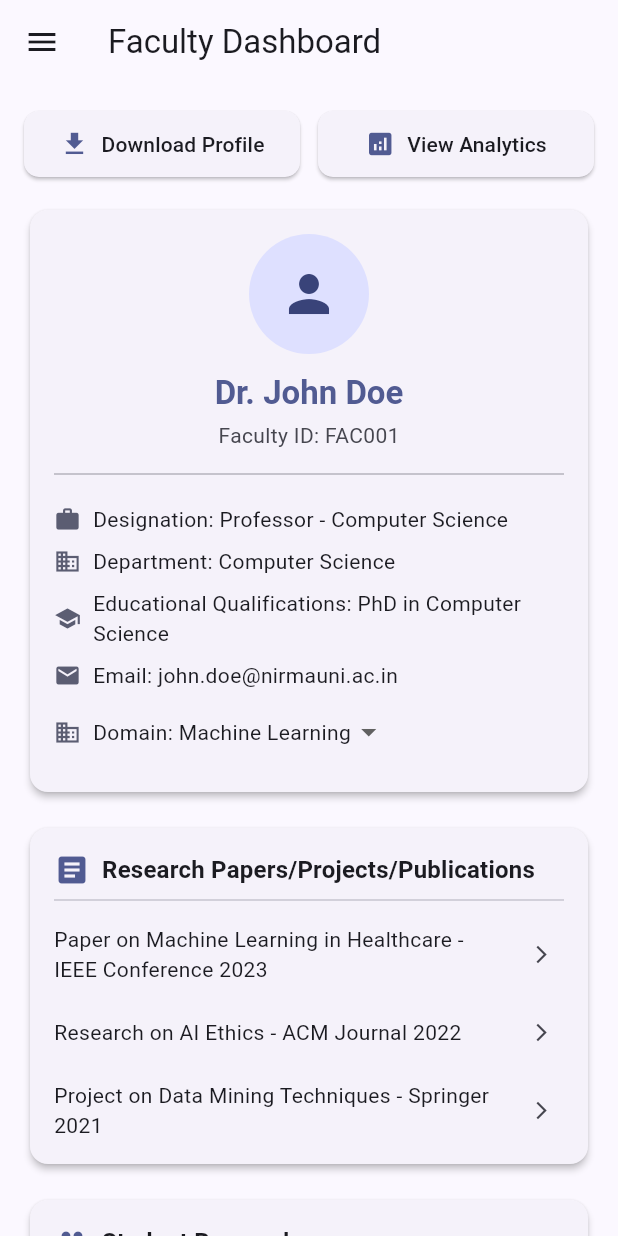
After one commit to dweep-desai/SIH-2025, a Flutter app: the FacultyDashboardPage screen opened directly, on a phone screen of 412 x 824 dp. The commit adds this screen. Run offline on Flutter 3.47's test engine with Material 3 defaults, Android fonts, the phone set to English and light mode, and no system bars.

Commit message:
faculty landing page created (basic)

```diff
--- /dev/null
+++ b/lib/pages/faculty_dashboard_page.dart
@@ -0,0 +1,313 @@
+import 'package:flutter/material.dart';
+import '../widgets/main_drawer.dart';
+import 'achievements_page.dart'; // Assuming faculty can have achievements
+
+// ---------------- FACULTY DASHBOARD PAGE ----------------
+class FacultyDashboardPage extends StatelessWidget {
+  const FacultyDashboardPage({super.key});
+
+  @override
+  Widget build(BuildContext context) {
+    final ThemeData theme = Theme.of(context);
+    final ColorScheme colorScheme = theme.colorScheme;
+
+    return Scaffold(
+      appBar: AppBar(
+        title: const Text("Faculty Dashboard"),
+      ),
+      drawer: MainDrawer(context: context),
+      body: LayoutBuilder(
+        builder: (context, constraints) {
+          return SingleChildScrollView(
+            padding: const EdgeInsets.all(16.0),
+            child: Column(
+              crossAxisAlignment: CrossAxisAlignment.stretch,
+              children: [
+                quickButtons(context),
+                const SizedBox(height: 16),
+                personalCard(context),
+                const SizedBox(height: 16),
+                researchPapersCard(context),
+                const SizedBox(height: 16),
+                studentResearchCard(context),
+                const SizedBox(height: 16),
+                achievementsCard(context),
+                const SizedBox(height: 16),
+              ],
+            ),
+          );
+        },
+      ),
+    );
+  }
+
+  // ---------------- Widgets ----------------
+  Widget personalCard(BuildContext context) {
+    final ThemeData theme = Theme.of(context);
+    final ColorScheme colorScheme = theme.colorScheme;
+    final TextTheme textTheme = theme.textTheme;
+
+    return Card(
+      elevation: 2,
+      shape: RoundedRectangleBorder(borderRadius: BorderRadius.circular(12)),
+      child: Padding(
+        padding: const EdgeInsets.all(16.0),
+        child: Column(
+          mainAxisSize: MainAxisSize.min,
+          children: [
+            CircleAvatar(
+              radius: 40,
+              backgroundColor: colorScheme.primaryContainer,
+              child: Icon(Icons.person, size: 40, color: colorScheme.onPrimaryContainer),
+            ),
+            const SizedBox(height: 12),
+            Text(
+              "Dr. John Doe", // Replace with dynamic data
+              style: textTheme.titleLarge?.copyWith(color: colorScheme.primary, fontWeight: FontWeight.bold),
+            ),
+            const SizedBox(height: 4),
+            Text(
+              "Faculty ID: FAC001", // Example detail
+              style: textTheme.bodyMedium?.copyWith(color: colorScheme.onSurfaceVariant),
+            ),
+            const SizedBox(height: 8),
+            Divider(color: colorScheme.outline.withOpacity(0.5)),
+            const SizedBox(height: 8),
+            Column(
+              crossAxisAlignment: CrossAxisAlignment.start,
+              children: [
+                _buildDetailRow(context, Icons.work, "Designation: Professor - Computer Science"),
+                _buildDetailRow(context, Icons.business, "Department: Computer Science"),
+                _buildDetailRow(context, Icons.school, "Educational Qualifications: PhD in Computer Science"),
+                _buildDetailRow(context, Icons.email, "Email: john.doe@nirmauni.ac.in"),
+                Row(
+                  children: [
+                    Icon(Icons.domain, size: 18, color: colorScheme.secondary),
+                    const SizedBox(width: 8),
+                    Text("Domain: ", style: textTheme.bodyMedium),
+                    Expanded(
+                      child: DropdownButton<String>(
+                        value: "Machine Learning", // Default value
+                        items: ["Machine Learning", "Data Science", "AI", "Cybersecurity"].map((String value) {
+                          return DropdownMenuItem<String>(
+                            value: value,
+                            child: Text(value),
+                          );
+                        }).toList(),
+                        onChanged: (String? newValue) {
+                          // TODO: Handle domain change
+                        },
+                        style: textTheme.bodyMedium,
+                        underline: Container(),
+                      ),
+                    ),
+                  ],
+                ),
+              ],
+            ),
+          ],
+        ),
+      ),
+    );
+  }
+
+  Widget _buildDetailRow(BuildContext context, IconData icon, String text) {
+    final TextTheme textTheme = Theme.of(context).textTheme;
+    final ColorScheme colorScheme = Theme.of(context).colorScheme;
+    return Padding(
+      padding: const EdgeInsets.symmetric(vertical: 4.0),
+      child: Row(
+        children: [
+          Icon(icon, size: 18, color: colorScheme.secondary),
+          const SizedBox(width: 8),
+          Expanded(child: Text(text, style: textTheme.bodyMedium)),
+        ],
+      ),
+    );
+  }
+
+  Widget researchPapersCard(BuildContext context) {
+    final ThemeData theme = Theme.of(context);
+    final ColorScheme colorScheme = theme.colorScheme;
+    final TextTheme textTheme = theme.textTheme;
+
+    // Dummy data - replace with actual data
+    final papers = [
+      "Paper on Machine Learning in Healthcare - IEEE Conference 2023",
+      "Research on AI Ethics - ACM Journal 2022",
+      "Project on Data Mining Techniques - Springer 2021"
+    ];
+
+    return Card(
+      elevation: 2,
+      shape: RoundedRectangleBorder(borderRadius: BorderRadius.circular(12)),
+      child: Padding(
+        padding: const EdgeInsets.symmetric(vertical: 8.0),
+        child: Column(
+          crossAxisAlignment: CrossAxisAlignment.start,
+          children: [
+            Padding(
+              padding: const EdgeInsets.fromLTRB(16, 8, 16, 0),
+              child: Row(
+                children: [
+                  Icon(Icons.article, color: colorScheme.primary),
+                  const SizedBox(width: 8),
+                  Text("Research Papers/Projects/Publications", style: textTheme.titleMedium?.copyWith(fontWeight: FontWeight.bold, color: colorScheme.onSurface)),
+                ],
+              ),
+            ),
+            const Divider(height: 16, indent: 16, endIndent: 16),
+            ...papers.map((paper) => ListTile(
+              dense: true,
+              title: Text(paper, style: textTheme.bodyMedium),
+              trailing: Icon(Icons.arrow_forward_ios, size: 14, color: colorScheme.onSurfaceVariant),
+            )),
+            if (papers.isEmpty)
+              Padding(
+                padding: const EdgeInsets.all(16.0),
+                child: Center(child: Text("No research papers to display", style: textTheme.bodyMedium)),
+              ),
+          ],
+        ),
+      ),
+    );
+  }
+
+  Widget studentResearchCard(BuildContext context) {
+    final ThemeData theme = Theme.of(context);
+    final ColorScheme colorScheme = theme.colorScheme;
+    final TextTheme textTheme = theme.textTheme;
+
+    // Dummy data - replace with actual data
+    final studentResearches = [
+      {
+        "topic": "AI in Education",
+        "conference": "ICML 2023",
+        "students": "Alice, Bob"
+      },
+      {
+        "topic": "Blockchain Security",
+        "conference": "IEEE Security 2022",
+        "students": "Charlie, David"
+      }
+    ];
+
+    return Card(
+      elevation: 2,
+      shape: RoundedRectangleBorder(borderRadius: BorderRadius.circular(12)),
+      child: Padding(
+        padding: const EdgeInsets.symmetric(vertical: 8.0),
+        child: Column(
+          crossAxisAlignment: CrossAxisAlignment.start,
+          children: [
+            Padding(
+              padding: const EdgeInsets.fromLTRB(16, 8, 16, 0),
+              child: Row(
+                children: [
+                  Icon(Icons.group, color: colorScheme.primary),
+                  const SizedBox(width: 8),
+                  Text("Student Research", style: textTheme.titleMedium?.copyWith(fontWeight: FontWeight.bold, color: colorScheme.onSurface)),
+                ],
+              ),
+            ),
+            const Divider(height: 16, indent: 16, endIndent: 16),
+            ...studentResearches.map((research) => ListTile(
+              dense: true,
+              title: Text("${research['topic']} - ${research['conference']}", style: textTheme.bodyMedium),
+              subtitle: Text("Students: ${research['students']}", style: textTheme.bodySmall),
+              trailing: Icon(Icons.arrow_forward_ios, size: 14, color: colorScheme.onSurfaceVariant),
+            )),
+            if (studentResearches.isEmpty)
+              Padding(
+                padding: const EdgeInsets.all(16.0),
+                child: Center(child: Text("No student research to display", style: textTheme.bodyMedium)),
+              ),
+          ],
+        ),
+      ),
+    );
+  }
+
+  Widget achievementsCard(BuildContext context) {
+    final ThemeData theme = Theme.of(context);
+    final ColorScheme colorScheme = theme.colorScheme;
+    final TextTheme textTheme = theme.textTheme;
+    // Dummy data
+    final achievements = ["Best Teacher Award 2023", "Published 10+ Papers"];
+
+    return Card(
+      elevation: 2,
+      shape: RoundedRectangleBorder(borderRadius: BorderRadius.circular(12)),
+      child: InkWell(
+        onTap: () {
+          Navigator.push(
+            context,
+            MaterialPageRoute(builder: (context) => const AchievementsPage()),
+          );
+        },
+        borderRadius: BorderRadius.circular(12),
+        child: Padding(
+          padding: const EdgeInsets.symmetric(vertical: 8.0),
+          child: Column(
+            crossAxisAlignment: CrossAxisAlignment.start,
+            children: [
+              Padding(
+                padding: const EdgeInsets.fromLTRB(16, 8, 16, 0),
+                child: Row(
+                  children: [
+                     Icon(Icons.workspace_premium, color: colorScheme.primary),
+                     const SizedBox(width: 8),
+                     Text("Achievements & Awards", style: textTheme.titleMedium?.copyWith(fontWeight: FontWeight.bold, color: colorScheme.onSurface)),
+                  ],
+                ),
+              ),
+              const Divider(height: 16, indent: 16, endIndent: 16),
+              ...achievements.map((achievement) => ListTile(
+                dense: true,
+                title: Text(achievement, style: textTheme.bodyMedium, maxLines: 1, overflow: TextOverflow.ellipsis),
+                trailing: Icon(Icons.arrow_forward_ios, size: 14, color: colorScheme.onSurfaceVariant),
+              )),
+              if (achievements.isEmpty)
+                Padding(
+                  padding: const EdgeInsets.all(16.0),
+                  child: Center(child: Text("No achievements to display", style: textTheme.bodyMedium)),
+                ),
+            ],
+          ),
+        ),
+      ),
+    );
+  }
+
+  Widget quickButtons(BuildContext context) {
+    final TextTheme textTheme = Theme.of(context).textTheme;
+
+    return Row(
+      children: [
+        Expanded(
+          child: ElevatedButton.icon(
+            onPressed: () { /* TODO: Implement Download Profile */ },
+            icon: const Icon(Icons.download, size: 20),
+            label: Text("Download Profile", style: textTheme.labelLarge),
+            style: ElevatedButton.styleFrom(
+              padding: const EdgeInsets.symmetric(vertical: 12),
+              shape: RoundedRectangleBorder(borderRadius: BorderRadius.circular(10)),
+            ),
+          ),
+        ),
+        const SizedBox(width: 12),
+        Expanded(
+          child: ElevatedButton.icon(
+            onPressed: () { /* TODO: Implement View Analytics */ },
+            icon: const Icon(Icons.analytics, size: 20),
+            label: Text("View Analytics", style: textTheme.labelLarge),
+            style: ElevatedButton.styleFrom(
+              padding: const EdgeInsets.symmetric(vertical: 12),
+              shape: RoundedRectangleBorder(borderRadius: BorderRadius.circular(10)),
+            ),
+          ),
+        ),
+      ],
+    );
+  }
+}
--- a/lib/pages/login_page.dart
+++ b/lib/pages/login_page.dart
@@ -1,5 +1,6 @@
 import 'package:flutter/material.dart';
 import 'dashboard_page.dart';
+import 'faculty_dashboard_page.dart';
 import 'register_page.dart';
 
 // ---------------- LOGIN PAGE ----------------
@@ -17,9 +18,13 @@ class _LoginPageState extends State<LoginPage> {
   final _formKey = GlobalKey<FormState>();
 
   void _devLogin() {
+    Widget page = const DashboardPage();
+    if (selectedIndex == 1) {
+      page = const FacultyDashboardPage();
+    }
     Navigator.pushReplacement(
       context,
-      MaterialPageRoute(builder: (_) => const DashboardPage()),
+      MaterialPageRoute(builder: (_) => page),
     );
   }
 
```
